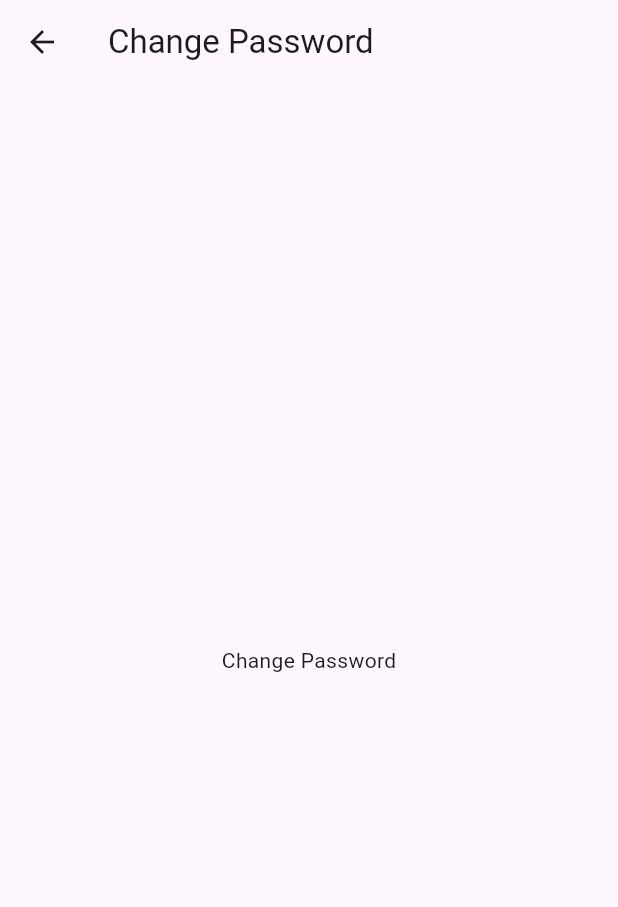
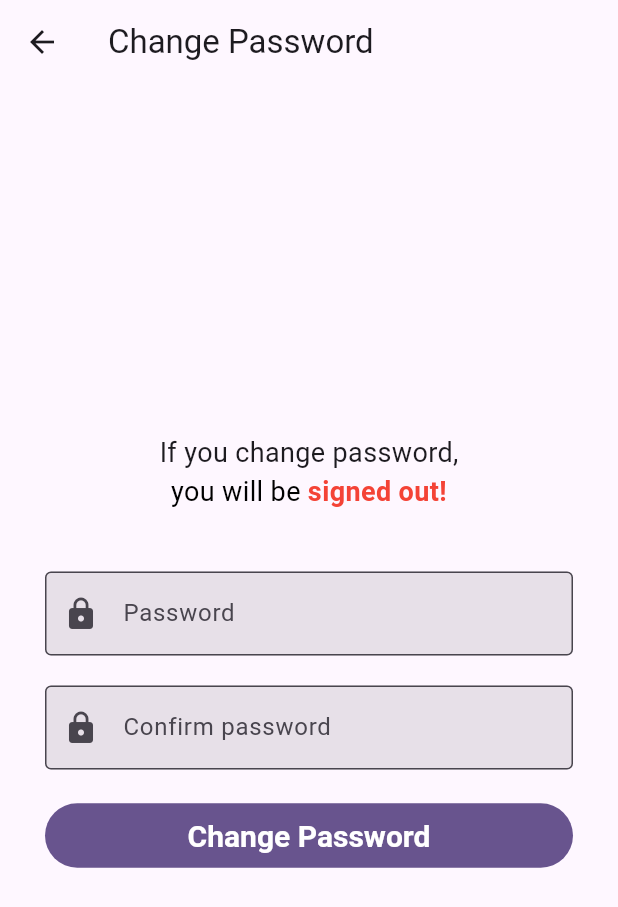
Before and after one commit to mink2mink2/fb_auth_riverpod, a Flutter app: the ChangePasswordPage screen opened by its route, on a phone screen of 412 x 824 dp. Shown: the top 907 px of the screen. Run offline on Flutter 3.47's test engine with Material 2 defaults, Android fonts, the phone set to English and light mode, and no system bars; our stand-ins replace cloud_firestore, firebase_auth, firebase_core, flutter_riverpod, freezed_annotation, go_router and 3 more; accounts and stored records are empty; generated files the repository leaves out were written again.

Commit message:
ChangePasswordPage starter

```diff
--- a/lib/pages/content/change_password/change_password_page.dart
+++ b/lib/pages/content/change_password/change_password_page.dart
@@ -1,5 +1,11 @@
 import 'package:flutter/material.dart';
 import 'package:flutter_riverpod/flutter_riverpod.dart';
+
+import '../../../models/custom_error.dart';
+import '../../../utils/error_dialog.dart';
+import '../../widgets/buttons.dart';
+import '../../widgets/form_fields.dart';
+import 'change_password_provider.dart';
 
 class ChangePasswordPage extends ConsumerStatefulWidget {
   const ChangePasswordPage({super.key});
@@ -10,14 +16,119 @@ class ChangePasswordPage extends ConsumerStatefulWidget {
 }
 
 class _ChangePasswordPageState extends ConsumerState<ChangePasswordPage> {
+  final _formKey = GlobalKey<FormState>();
+  AutovalidateMode _autovalidateMode = AutovalidateMode.disabled;
+  final _passwordController = TextEditingController();
+
+  @override
+  void dispose() {
+    _passwordController.dispose();
+    super.dispose();
+  }
+
+  void _submit() {
+    setState(() => _autovalidateMode = AutovalidateMode.always);
+
+    final form = _formKey.currentState;
+
+    if (form == null || !form.validate()) return;
+
+    ref.read(changePasswordProvider.notifier).changePassword(
+          _passwordController.text.trim(),
+        );
+  }
+
   @override
   Widget build(BuildContext context) {
-    return Scaffold(
-      appBar: AppBar(
-        title: const Text('Change Password'),
-      ),
-      body: const Center(
-        child: Text('Change Password'),
+    ref.listen<AsyncValue<void>>(
+      changePasswordProvider,
+      (previous, next) {
+        next.whenOrNull(
+          error: (e, st) {
+            errorDialog(context, e as CustomError);
+          },
+        );
+      },
+    );
+
+    final chgPwdState = ref.watch(changePasswordProvider);
+
+    return GestureDetector(
+      onTap: () => FocusScope.of(context).unfocus(),
+      child: Scaffold(
+        appBar: AppBar(
+          title: const Text('Change Password'),
+        ),
+        body: Center(
+          child: Padding(
+            padding: const EdgeInsets.symmetric(horizontal: 30.0),
+            child: Form(
+              key: _formKey,
+              autovalidateMode: _autovalidateMode,
+              child: ListView(
+                shrinkWrap: true,
+                reverse: true,
+                children: [
+                  const Column(
+                    crossAxisAlignment: CrossAxisAlignment.center,
+                    children: [
+                      Text(
+                        'If you change password,',
+                        style: TextStyle(fontSize: 18),
+                      ),
+                      Text.rich(
+                        TextSpan(
+                          text: 'you will be ',
+                          style: TextStyle(
+                            color: Colors.black,
+                            fontSize: 18,
+                          ),
+                          children: [
+                            TextSpan(
+                              text: 'signed out!',
+                              style: TextStyle(
+                                color: Colors.red,
+                                fontSize: 18,
+                                fontWeight: FontWeight.bold,
+                              ),
+                            ),
+                          ],
+                        ),
+                        textAlign: TextAlign.center,
+                      ),
+                    ],
+                  ),
+                  const SizedBox(height: 40.0),
+                  PasswordFormField(
+                    passwordController: _passwordController,
+                    labelText: 'New password',
+                  ),
+                  const SizedBox(height: 20.0),
+                  ConfirmPasswordFormField(
+                    passwordController: _passwordController,
+                    labelText: 'Confirm new password',
+                  ),
+                  const SizedBox(height: 20.0),
+                  CustomFilledButton(
+                    onPressed: chgPwdState.maybeWhen(
+                      loading: () => null,
+                      orElse: () => _submit,
+                    ),
+                    fontSize: 20.0,
+                    fontWeight: FontWeight.w600,
+                    child: Text(
+                      chgPwdState.maybeWhen(
+                        loading: () => 'Submitting...',
+                        orElse: () => 'Change Password',
+                      ),
+                    ),
+                  ),
+                  const SizedBox(height: 10.0),
+                ].reversed.toList(),
+              ),
+            ),
+          ),
+        ),
       ),
     );
   }
```
